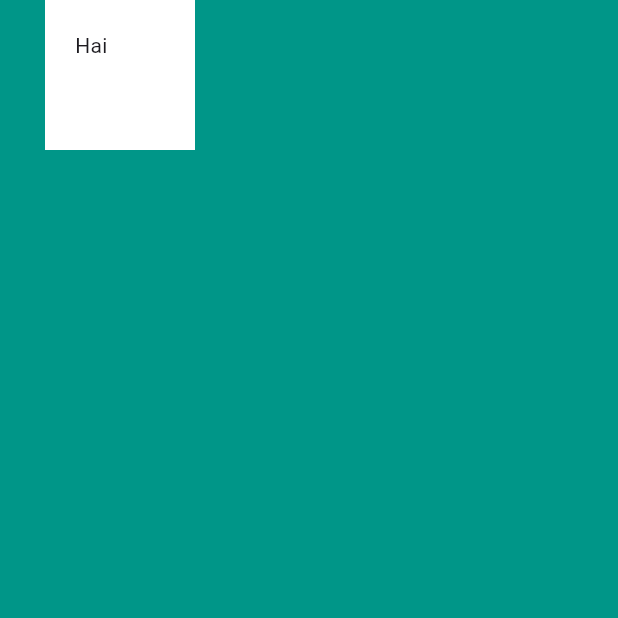
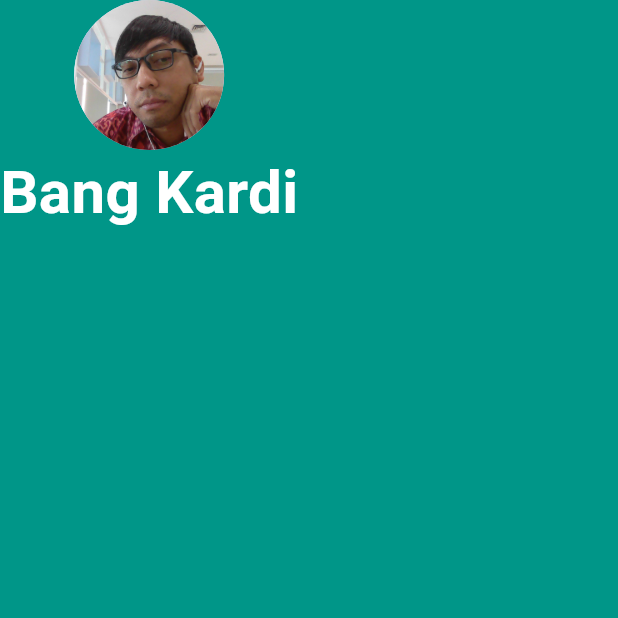
Before and after one commit to kardi06/flutter-mi-card, a Flutter app: the screen it shows after launch, on a phone screen of 412 x 824 dp, the top half of it. Run offline on Flutter 3.47's test engine with Material 3 defaults, Android fonts, the phone set to English and light mode, and no system bars.

Commit message:
Circle Avatar and text

```diff
--- a/lib/main.dart
+++ b/lib/main.dart
@@ -13,13 +13,20 @@ class MyApp extends StatelessWidget {
       home: Scaffold(
         backgroundColor: Colors.teal,
         body: SafeArea(
-          child: Container(
-            height: 100.0,
-            width: 100.0,
-            margin: EdgeInsets.only(left: 30.0),
-            padding: EdgeInsets.all(20.0),
-            color: Colors.white,
-            child: Text("Hai"),
+          child: Column(
+            children: [
+              CircleAvatar(
+                radius: 50.0,
+                backgroundImage: AssetImage("images/tes.jpg"),
+              ),
+              Text(
+                'Bang Kardi',
+                style: TextStyle(
+                    fontSize: 40.0,
+                    color: Colors.white,
+                    fontWeight: FontWeight.bold),
+              ),
+            ],
           ),
         ),
       ),
```
Also changed, not shown: pubspec.yaml (+6 -37 lines), images/tes.jpg (added).
